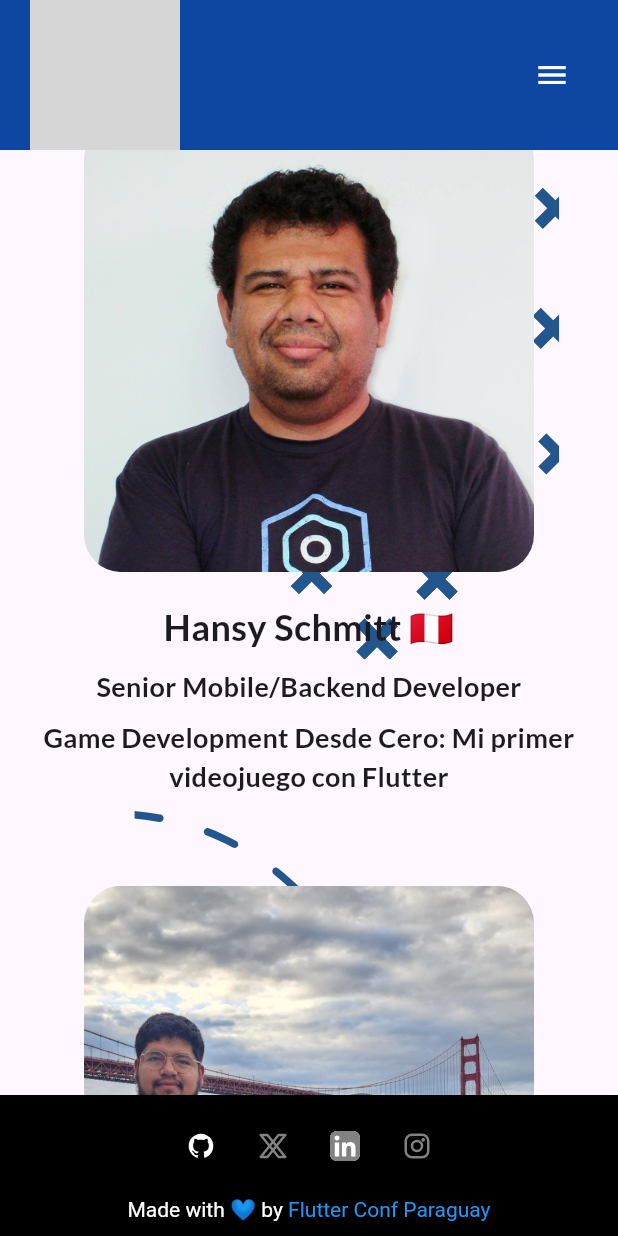
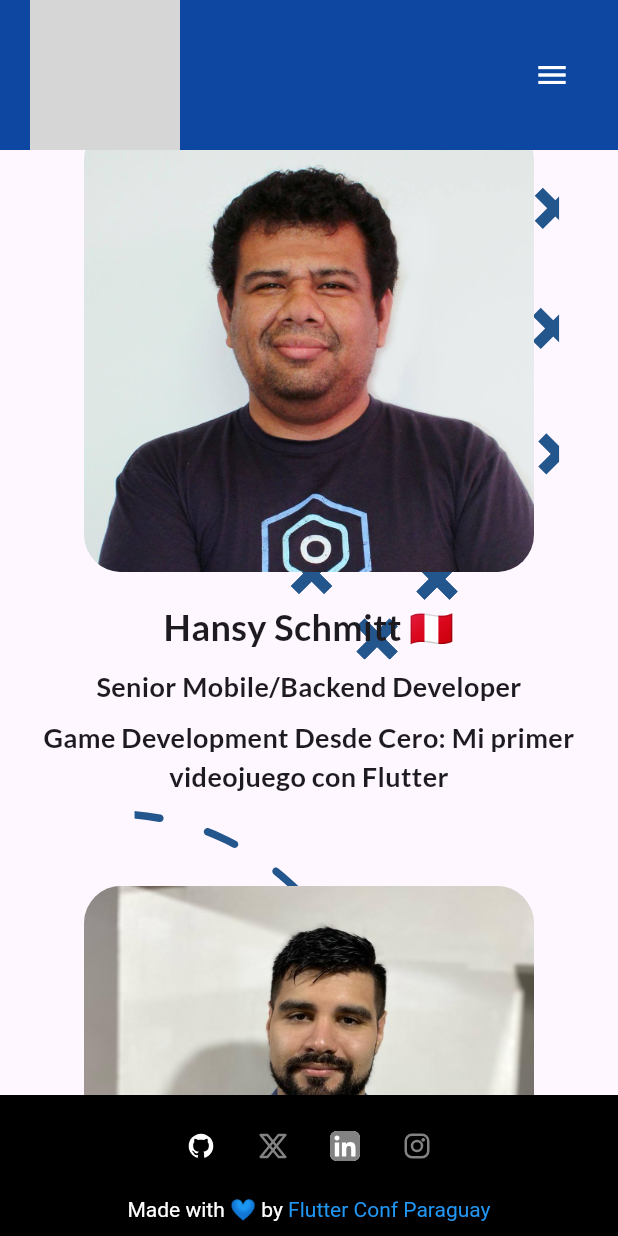
Before and after one commit to unacorbatanegra/flutter_conf_web, a Flutter app: the screen it shows after launch, scrolled down 2304 dp, on a phone screen of 412 x 824 dp. Run offline on Flutter 3.47's test engine with Material 3 defaults, Android fonts, the phone set to English and light mode, and no system bars; our stand-ins replace animated_text_kit, dotted_border, equatable, flutter_screenutil, flutter_svg, go_router and 2 more; generated files the repository leaves out were written again; grey boxes are pictures that could not be loaded.

```diff
--- a/lib/app/models/speaker_model.dart
+++ b/lib/app/models/speaker_model.dart
@@ -70,18 +70,31 @@ class SpeakerModel extends Equatable {
 const List<SpeakerModel> speakers = [
   SpeakerModel(
     id: 0,
-    imagePath: 'assets/images/speakers/speaker_3.jpg',
-    name: 'Carlitos Vargas',
-    profession: 'Senior Flutter Developer | Banco Basa',
-    talkTitle: null,
-    linkedinUrl: 'https://www.linkedin.com/in/kalitodev',
+    imagePath: 'assets/images/speakers/speaker_5.jpeg',
+    name: 'David Rios',
+    profession: 'Senior Mobile Developer',
+    talkTitle:
+        'Performance Best Practices: Estrategias y Mejoras Prácticas en Flutter',
+    linkedinUrl: "https://www.linkedin.com/in/david-rios-dev/",
     twitterUrl: null,
     youtubeUrl: null,
-    facebookUrl: null,
-    countryEmoji: '🇵🇾',
+    facebookUrl: "https://www.facebook.com/davidriosdev",
+    countryEmoji: '🇵🇪',
   ),
   SpeakerModel(
     id: 1,
+    imagePath: 'assets/images/speakers/speaker_1.png',
+    name: 'Diego Velasquez',
+    profession: 'Software Engineer | Google Developer Expert',
+    talkTitle: null,
+    linkedinUrl: 'https://www.linkedin.com/in/diegoveloper/',
+    twitterUrl: 'https://twitter.com/diegoveloper',
+    youtubeUrl: 'https://www.youtube.com/diegoveloper',
+    facebookUrl: null,
+    countryEmoji: '🇵🇪',
+  ),
+  SpeakerModel(
+    id: 2,
     imagePath: 'assets/images/speakers/speaker_4.jpg',
     name: 'María Teresa Samudio González',
     profession: 'Software Engineer | Very Good Ventures',
@@ -91,18 +104,6 @@ const List<SpeakerModel> speakers = [
     youtubeUrl: null,
     facebookUrl: null,
     countryEmoji: '🇵🇾',
-  ),
-  SpeakerModel(
-    id: 2,
-    imagePath: 'assets/images/speakers/speaker_1.png',
-    name: 'Diego Velasquez',
-    profession: 'Software Engineer | Google Developer Expert',
-    talkTitle: null,
-    linkedinUrl: 'https://www.linkedin.com/in/diegoveloper/',
-    twitterUrl: 'https://twitter.com/diegoveloper',
-    youtubeUrl: 'https://www.youtube.com/diegoveloper',
-    facebookUrl: null,
-    countryEmoji: '🇵🇪',
   ),
   SpeakerModel(
     id: 3,
@@ -118,15 +119,14 @@ const List<SpeakerModel> speakers = [
   ),
   SpeakerModel(
     id: 4,
-    imagePath: 'assets/images/speakers/speaker_5.jpeg',
-    name: 'David Nuñez',
-    profession: 'Senior Mobile Developer',
-    talkTitle:
-        'Performance Best Practices: Estrategias y Mejoras Prácticas en Flutter',
-    linkedinUrl: "https://www.linkedin.com/in/david-rios-dev/",
+    imagePath: 'assets/images/speakers/speaker_3.jpg',
+    name: 'Carlitos Vargas',
+    profession: 'Senior Flutter Developer | Banco Basa',
+    talkTitle: null,
+    linkedinUrl: 'https://www.linkedin.com/in/kalitodev',
     twitterUrl: null,
     youtubeUrl: null,
-    facebookUrl: "https://www.facebook.com/davidriosdev",
-    countryEmoji: '🇵🇪',
+    facebookUrl: null,
+    countryEmoji: '🇵🇾',
   ),
 ];
--- a/lib/app/sections/speakers_section.dart
+++ b/lib/app/sections/speakers_section.dart
@@ -15,11 +15,11 @@ class SpeakersSection extends StatelessWidget {
   });
 
   //[
-//   {"id": "0", "name": "Carlitos Vargas"},
-//   {"id": "1", "name": "María Teresa Samudio González"},
-//   {"id": "2", "name": "Diego Velasquez"},
+//   {"id": "4", "name": "Carlitos Vargas"},
+//   {"id": "2", "name": "María Teresa Samudio González"},
+//   {"id": "1", "name": "Diego Velasquez"},
 //   {"id": "3", "name": "Hansy Schmitt"},
-//   {"id": "4", "name": "David Nuñez"}
+//   {"id": "0", "name": "David Rios"}
 // ]
 
   String _getTalkTitleL10n(
@@ -28,11 +28,11 @@ class SpeakersSection extends StatelessWidget {
   }) {
     final l10n = context.l10n;
     return switch (id) {
-      0 => l10n.carlitosCharla,
-      1 => l10n.techiCharla,
-      2 => l10n.diegoCharla,
+      4 => l10n.carlitosCharla,
+      2 => l10n.techiCharla,
+      1 => l10n.diegoCharla,
       3 => l10n.hansyCharla,
-      4 => l10n.davidCharla,
+      0 => l10n.davidCharla,
       _ => "Error",
     };
   }
```
